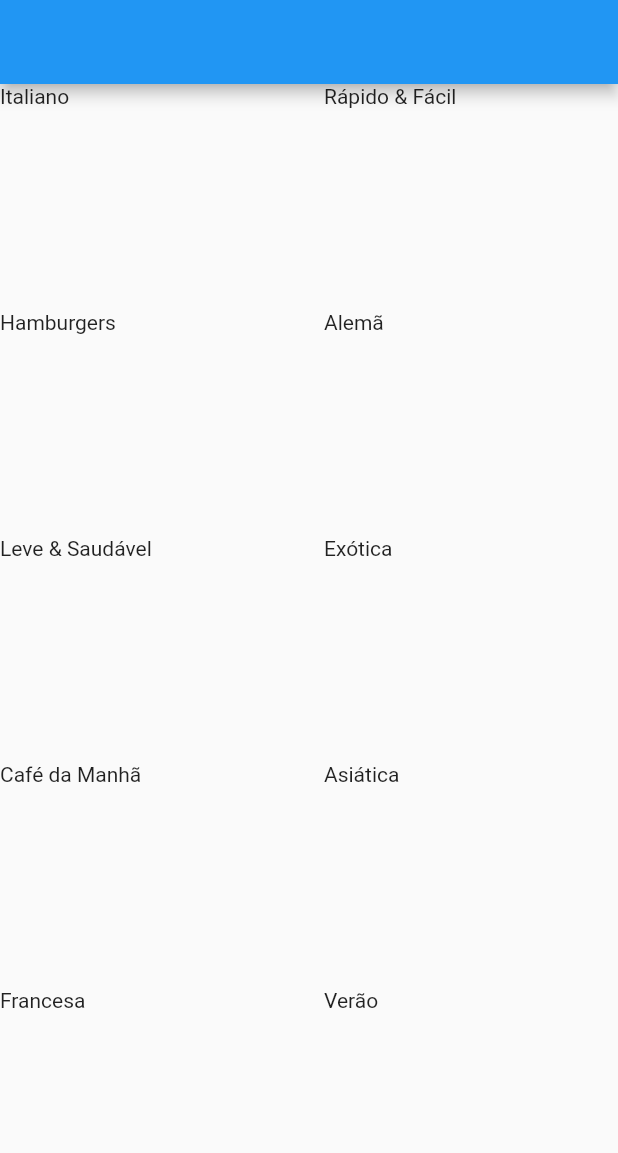
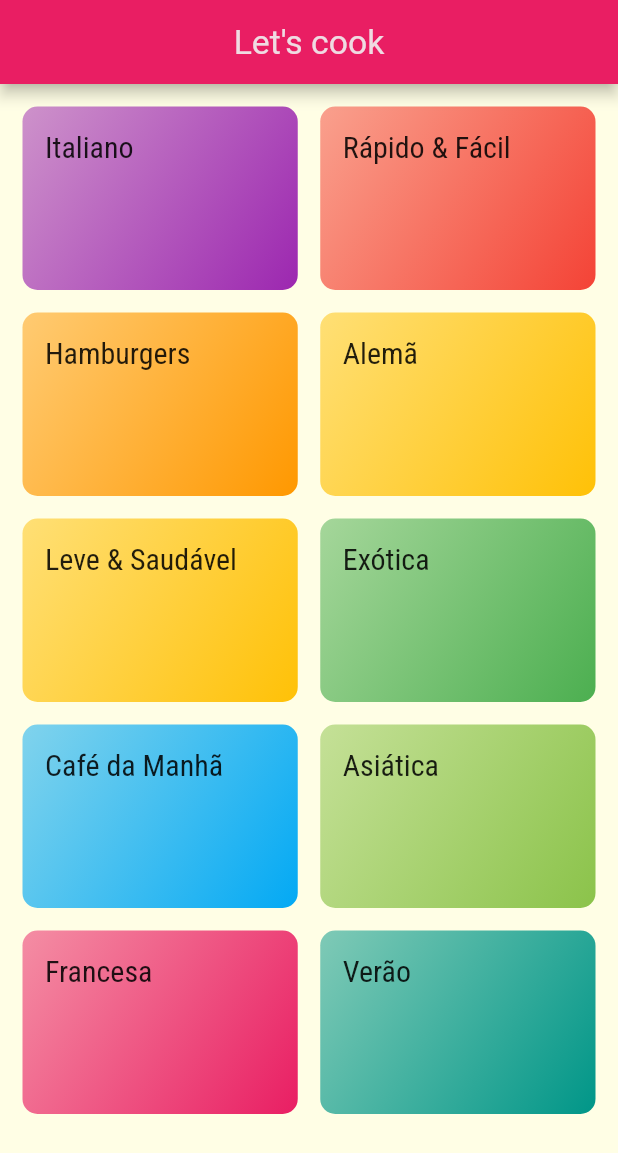
Before and after one commit to waltervsj/flutter-meals, a Flutter app: the screen it shows after launch, on a phone screen of 412 x 824 dp. Shown: the top 1153 px of the screen. Run offline on Flutter 3.47's test engine with Material 2 defaults, Android fonts, the phone set to English and light mode, and no system bars; Roboto replaces fonts that are missing (Relaway).

Commit message:
Design improvements and new category meal screen

```diff
--- a/lib/component/categoryItem.dart
+++ b/lib/component/categoryItem.dart
@@ -1,13 +1,45 @@
 import 'package:flutter/material.dart';
 import 'package:meals/model/category.dart';
+import 'package:meals/view/categoryMeal.dart';
+
 class CategoryItem extends StatelessWidget {
   final Category category;
   const CategoryItem(this.category);
 
+  void _selectCategory(BuildContext context, Category category) {
+    Navigator.of(context).push(
+      MaterialPageRoute(
+        builder: (_) => CategoryMeal(
+          category: category,
+        ),
+      ),
+    );
+  }
+
   @override
   Widget build(BuildContext context) {
-    return Container(
-      child: Text(category.title),
+    return InkWell(
+      onTap: () => _selectCategory(context, category),
+      splashColor: Colors.black,
+      borderRadius: BorderRadius.circular(10),
+      child: Container(
+        child: Text(
+          category.title,
+          style: Theme.of(context).textTheme.headline6,
+        ),
+        padding: EdgeInsets.all(15),
+        decoration: BoxDecoration(
+          borderRadius: BorderRadius.circular(10),
+          gradient: LinearGradient(
+            colors: [
+              category.color.withOpacity(0.5),
+              category.color,
+            ],
+            begin: Alignment.topLeft,
+            end: Alignment.bottomRight,
+          ),
+        ),
+      ),
     );
   }
 }
--- a/lib/main.dart
+++ b/lib/main.dart
@@ -1,35 +1,31 @@
 import 'package:flutter/material.dart';
 import 'view/categoryView.dart';
+
 void main() => runApp(MyApp());
 
 class MyApp extends StatelessWidget {
   @override
   Widget build(BuildContext context) {
     return MaterialApp(
+      debugShowCheckedModeBanner: false,
       title: 'DeliMeals',
       theme: ThemeData(
-        primarySwatch: Colors.blue,
+        primarySwatch: Colors.pink,
+        accentColor: Colors.amber,
+        fontFamily: 'Relaway',
+        canvasColor: Color.fromRGBO(255, 254, 229, 1),
+        textTheme: ThemeData.light().textTheme.copyWith(
+              headline5: TextStyle(
+                fontSize: 22.5,
+                color: Color.fromRGBO(240, 240, 240, 0.9),
+              ),
+              headline6: TextStyle(
+                  fontSize: 20,
+                  fontFamily: 'RobotoCondensed',
+                  fontWeight: FontWeight.w400),
+            ),
       ),
       home: CategoryView.categoryView(),
     );
   }
 }
-
-class MyHomePage extends StatefulWidget {
-  @override
-  _MyHomePageState createState() => _MyHomePageState();
-}
-
-class _MyHomePageState extends State<MyHomePage> {
-  @override
-  Widget build(BuildContext context) {
-    return Scaffold(
-      appBar: AppBar(
-        title: Text('DeliMeals'),
-      ),
-      body: Center(
-        child: Text('Navegar é preciso!!'),
-      ),
-    );
-  }
-}
--- a/lib/view/categoryView.dart
+++ b/lib/view/categoryView.dart
@@ -8,13 +8,20 @@ class CategoryView extends StatelessWidget {
   @override
   Widget build(BuildContext context) {
     return Scaffold(
-      appBar: AppBar(),
+      appBar: AppBar(
+        title: Text(
+          'Let\'s cook',
+          style: Theme.of(context).textTheme.headline5,
+        ),
+        centerTitle: true,
+      ),
       body: GridView(
+        padding: EdgeInsets.all(15),
         gridDelegate: SliverGridDelegateWithMaxCrossAxisExtent(
           maxCrossAxisExtent: 200,
           childAspectRatio: 3 / 2,
-          crossAxisSpacing: 20,
-          mainAxisSpacing: 20,
+          crossAxisSpacing: 15,
+          mainAxisSpacing: 15,
         ),
         children: DUMMY_CATEGORIES.map((category) {
           return CategoryItem(category);
```
Also changed, not shown: lib/view/categoryMeal.dart (added, +19 -0 lines), pubspec.yaml (+17 -6 lines), assets/fonts/Raleway-Black.ttf (added), assets/fonts/Raleway-Bold.ttf (added), assets/fonts/Raleway-Regular.ttf (added), assets/fonts/RobotoCondensed-Bold.ttf (added), assets/fonts/RobotoCondensed-Italic.ttf (added), assets/fonts/RobotoCondensed-Light.ttf (added), assets/fonts/RobotoCondensed-Regular.ttf (added).
